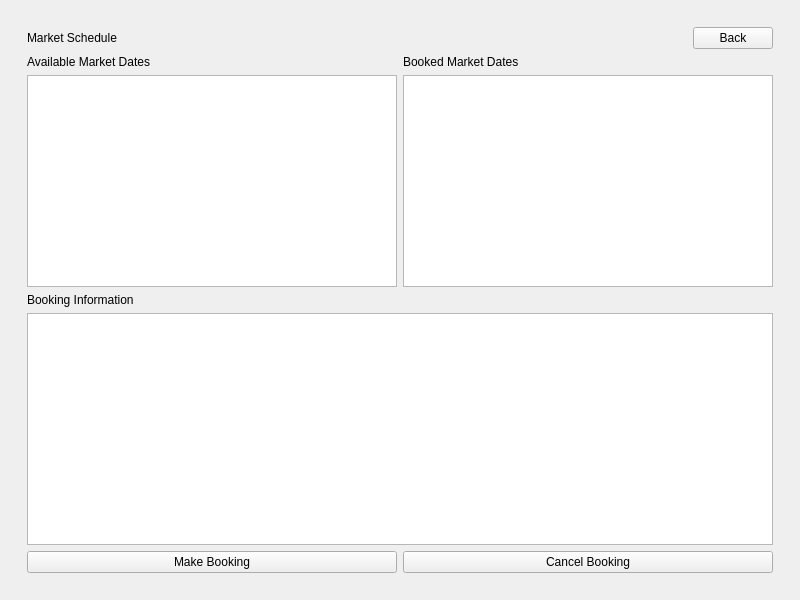
AndreaOfTheEast/COMP-3007-Term-Project, file COMP-3007-Term-Project/mainwindow.ui: the form before one commit.
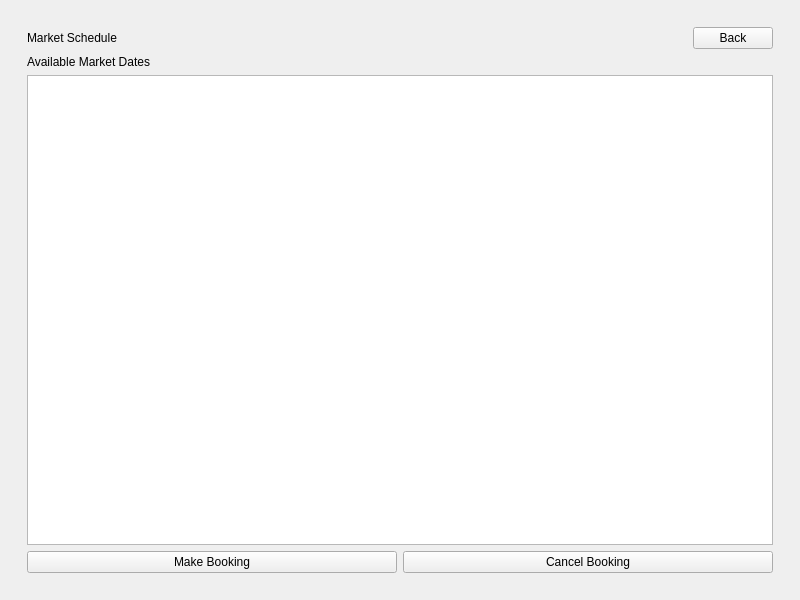
The form after the commit. The open tabs and pages were chosen to show the change.

Diff of the .ui file:
```diff
--- a/COMP-3007-Term-Project/mainwindow.ui
+++ b/COMP-3007-Term-Project/mainwindow.ui
@@ -158,36 +158,15 @@
                 </widget>
                </item>
                <item>
-                <widget class="QListWidget" name="list_market_dates"/>
+                <widget class="QTableWidget" name="table_market_dates"/>
                </item>
               </layout>
              </item>
              <item>
-              <layout class="QVBoxLayout" name="verticalLayout_8">
-               <item>
-                <widget class="QLabel" name="label_7">
-                 <property name="text">
-                  <string>Booked Market Dates</string>
-                 </property>
-                </widget>
-               </item>
-               <item>
-                <widget class="QListWidget" name="listWidget_2"/>
-               </item>
-              </layout>
+              <layout class="QVBoxLayout" name="verticalLayout_8"/>
              </item>
             </layout>
            </item>
-           <item>
-            <widget class="QLabel" name="label_6">
-             <property name="text">
-              <string>Booking Information</string>
-             </property>
-            </widget>
-           </item>
-           <item>
-            <widget class="QListWidget" name="list_booking_information"/>
-           </item>
            <item>
             <layout class="QHBoxLayout" name="horizontalLayout_7">
              <item>
```
Left out of the diff: 2 changed lines with no effect on the pictures.
